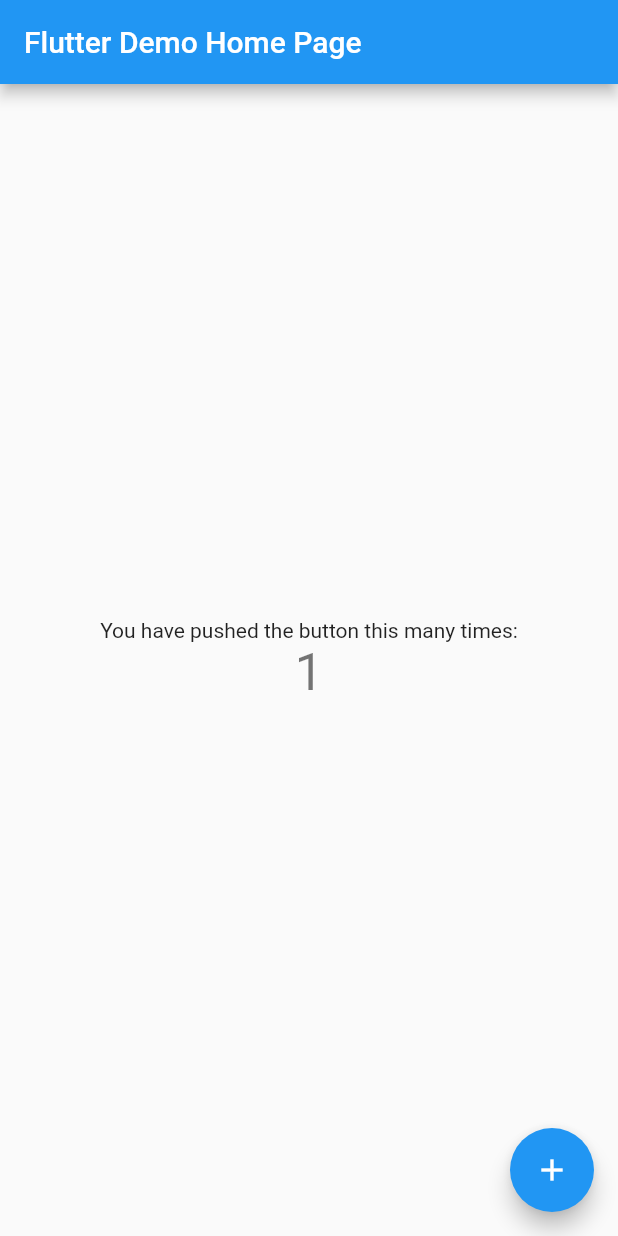
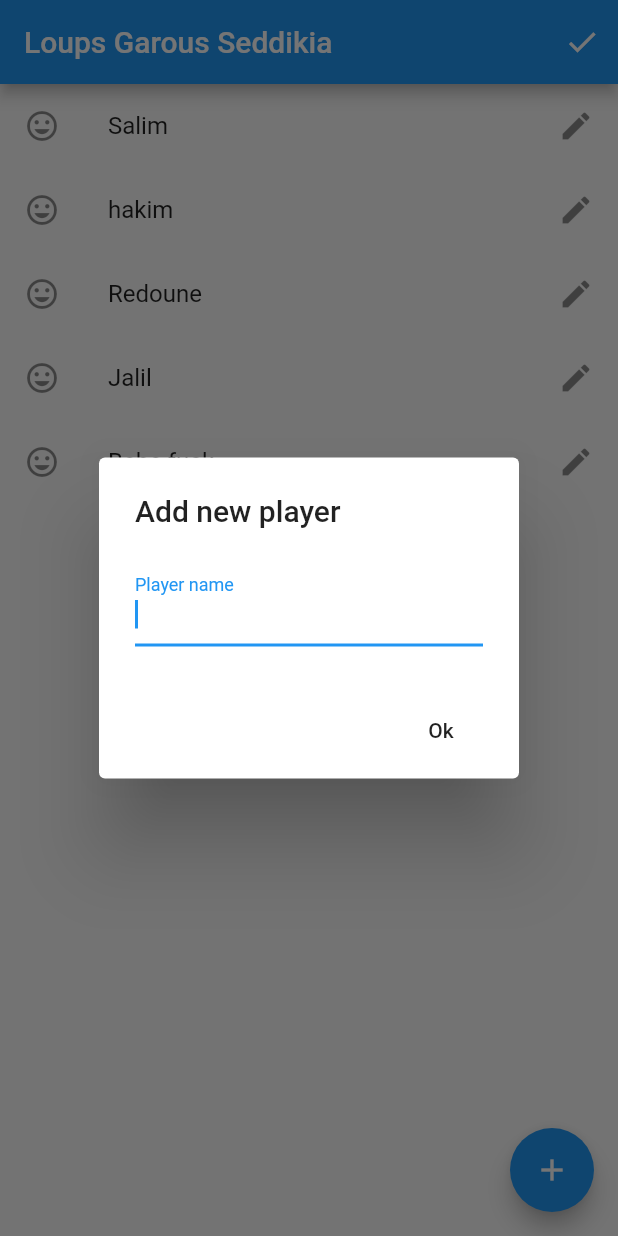
Before and after one commit to salim97/Loups-Garous-Seddikia, a Flutter app: the screen it shows after launch, after a tap on the "add" icon, on a phone screen of 412 x 824 dp. Run offline on Flutter 3.47's test engine with Material 2 defaults, Android fonts, the phone set to English and light mode, and no system bars.

Commit message:
add ui players

```diff
--- a/src/loups_garous_seddikia/lib/main.dart
+++ b/src/loups_garous_seddikia/lib/main.dart
@@ -1,4 +1,5 @@
 import 'package:flutter/material.dart';
+import './pages/ui_players.dart';
 
 void main() => runApp(MyApp());
 
@@ -20,92 +21,8 @@
         // is not restarted.
         primarySwatch: Colors.blue,
       ),
-      home: MyHomePage(title: 'Flutter Demo Home Page'),
+      home: UI_players(title: 'Loups Garous Seddikia'),
+      debugShowCheckedModeBanner: false,
     );
   }
 }
-
-class MyHomePage extends StatefulWidget {
-  MyHomePage({Key key, this.title}) : super(key: key);
-
-  // This widget is the home page of your application. It is stateful, meaning
-  // that it has a State object (defined below) that contains fields that affect
-  // how it looks.
-
-  // This class is the configuration for the state. It holds the values (in this
-  // case the title) provided by the parent (in this case the App widget) and
-  // used by the build method of the State. Fields in a Widget subclass are
-  // always marked "final".
-
-  final String title;
-
-  @override
-  _MyHomePageState createState() => _MyHomePageState();
-}
-
-class _MyHomePageState extends State<MyHomePage> {
-  int _counter = 0;
-
-  void _incrementCounter() {
-    setState(() {
-      // This call to setState tells the Flutter framework that something has
-      // changed in this State, which causes it to rerun the build method below
-      // so that the display can reflect the updated values. If we changed
-      // _counter without calling setState(), then the build method would not be
-      // called again, and so nothing would appear to happen.
-      _counter++;
-    });
-  }
-
-  @override
-  Widget build(BuildContext context) {
-    // This method is rerun every time setState is called, for instance as done
-    // by the _incrementCounter method above.
-    //
-    // The Flutter framework has been optimized to make rerunning build methods
-    // fast, so that you can just rebuild anything that needs updating rather
-    // than having to individually change instances of widgets.
-    return Scaffold(
-      appBar: AppBar(
-        // Here we take the value from the MyHomePage object that was created by
-        // the App.build method, and use it to set our appbar title.
-        title: Text(widget.title),
-      ),
-      body: Center(
-        // Center is a layout widget. It takes a single child and positions it
-        // in the middle of the parent.
-        child: Column(
-          // Column is also layout widget. It takes a list of children and
-          // arranges them vertically. By default, it sizes itself to fit its
-          // children horizontally, and tries to be as tall as its parent.
-          //
-          // Invoke "debug painting" (press "p" in the console, choose the
-          // "Toggle Debug Paint" action from the Flutter Inspector in Android
-          // Studio, or the "Toggle Debug Paint" command in Visual Studio Code)
-          // to see the wireframe for each widget.
-          //
-          // Column has various properties to control how it sizes itself and
-          // how it positions its children. Here we use mainAxisAlignment to
-          // center the children vertically; the main axis here is the vertical
-          // axis because Columns are vertical (the cross axis would be
-          // horizontal).
-          mainAxisAlignment: MainAxisAlignment.center,
-          children: <Widget>[
-            Text(
-              'You have pushed the button this many times:',
-            ),
-            Text(
-              '$_counter',
-              style: Theme.of(context).textTheme.display1,
-            ),
-          ],
-        ),
-      ),
-      floatingActionButton: FloatingActionButton(
-        onPressed: _incrementCounter,
-        tooltip: 'Increment',
-        child: Icon(Icons.add),
-      ), // This trailing comma makes auto-formatting nicer for build methods.
-    );
-  }
-}
--- /dev/null
+++ b/src/loups_garous_seddikia/lib/pages/ui_players.dart
@@ -0,0 +1,124 @@
+import 'package:flutter/material.dart';
+
+class UI_players extends StatefulWidget {
+  UI_players({
+    Key key,
+    this.title
+  }): super(key: key);
+
+  // This widget is the home page of your application. It is stateful, meaning
+  // that it has a State object (defined below) that contains fields that affect
+  // how it looks.
+
+  // This class is the configuration for the state. It holds the values (in this
+  // case the title) provided by the parent (in this case the App widget) and
+  // used by the build method of the State. Fields in a Widget subclass are
+  // always marked "final".
+
+  final String title;
+
+  @override
+  _UI_playersState createState() => _UI_playersState();
+}
+
+class _UI_playersState extends State < UI_players > {
+  final List < String > players = ["Salim", "hakim", "Redoune", "Jalil", "Bebe fuck"];
+
+  _addItem(String name) {
+    return ListTile(
+      leading: Icon(Icons.tag_faces),
+      title: Text(name),
+      trailing: Icon(Icons.edit),
+    );
+  }
+
+  Future < String > _asyncInputDialog(BuildContext context) async {
+    String teamName = '';
+    return showDialog < String > (
+      context: context,
+      barrierDismissible: false, // dialog is dismissible with a tap on the barrier
+      builder: (BuildContext context) {
+        return AlertDialog(
+          title: Text('Add new player'),
+          content: new Row(
+            children: < Widget > [
+              new Expanded(
+                child: new TextField(
+                  autofocus: true,
+                  decoration: new InputDecoration(
+                    labelText: 'Player name'),
+                  onChanged: (value) {
+                    teamName = value;
+                  },
+                ))
+            ],
+          ),
+          actions: < Widget > [
+            FlatButton(
+              child: Text('Ok'),
+              onPressed: () {
+                Navigator.of(context).pop(teamName);
+              },
+            ),
+          ],
+        );
+      },
+    );
+  }
+  @override
+  Widget build(BuildContext context) {
+    // This method is rerun every time setState is called, for instance as done
+    // by the _incrementCounter method above.
+    //
+    // The Flutter framework has been optimized to make rerunning build methods
+    // fast, so that you can just rebuild anything that needs updating rather
+    // than having to individually change instances of widgets.
+    return Scaffold(
+      appBar: AppBar(
+        // Here we take the value from the MyHomePage object that was created by
+        // the App.build method, and use it to set our appbar title.
+        title: Text(widget.title),
+        actions: < Widget > [
+          IconButton(
+            icon: Icon(Icons.done),
+            onPressed: () {
+              // null
+            },
+          ),
+        ],
+      ),
+
+      body: ListView.builder(
+        itemCount: this.players.length,
+        itemBuilder: (context, index) {
+          return Dismissible(
+            key: Key(this.players[index]),
+            onDismissed: (direction) {
+
+              Scaffold.of(context).showSnackBar(new SnackBar(
+                content: Text(players[index] + " khroj 9awed"),
+              ));
+
+              players.removeAt(index);
+            },
+            background: Container(color: Colors.red),
+            child: this._addItem(this.players[index]),
+          );
+        }
+      ),
+
+      floatingActionButton: FloatingActionButton(
+        onPressed: () async {
+          final String currentTeam = await this._asyncInputDialog(context);
+          if(currentTeam.isEmpty) return ;
+          setState(() {
+            players.add(currentTeam);
+          });
+        },
+        tooltip: 'Add player',
+        child: Icon(Icons.add),
+      ), // This trailing comma makes auto-formatting nicer for build methods.
+    );
+  }
+
+}
```
